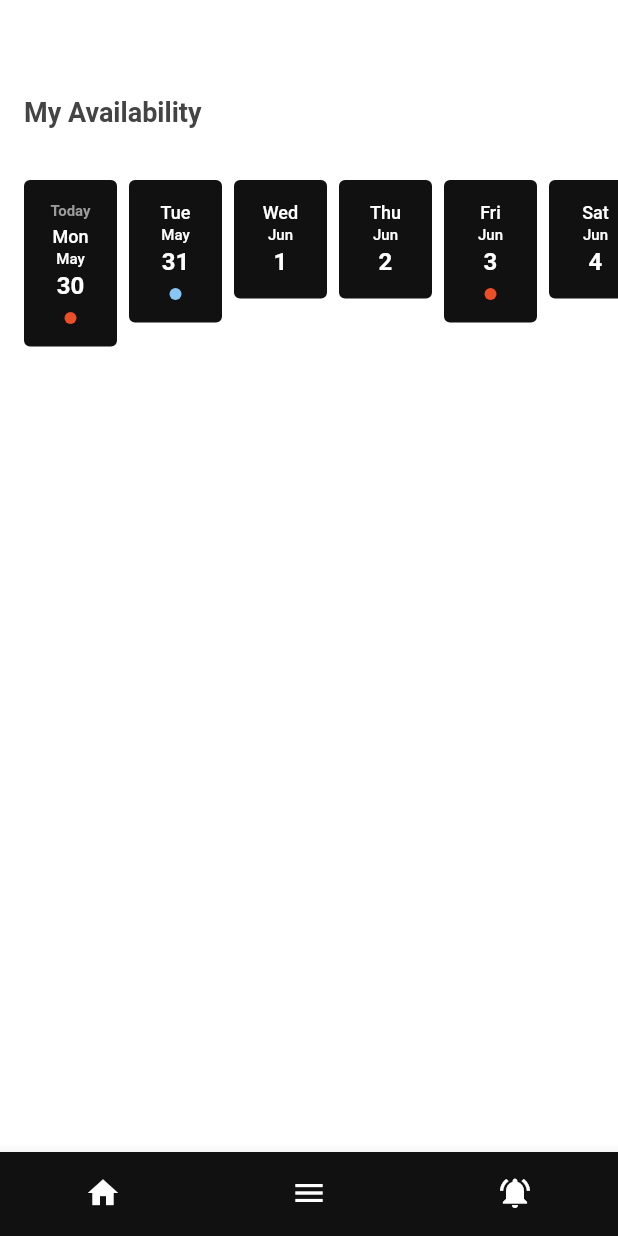
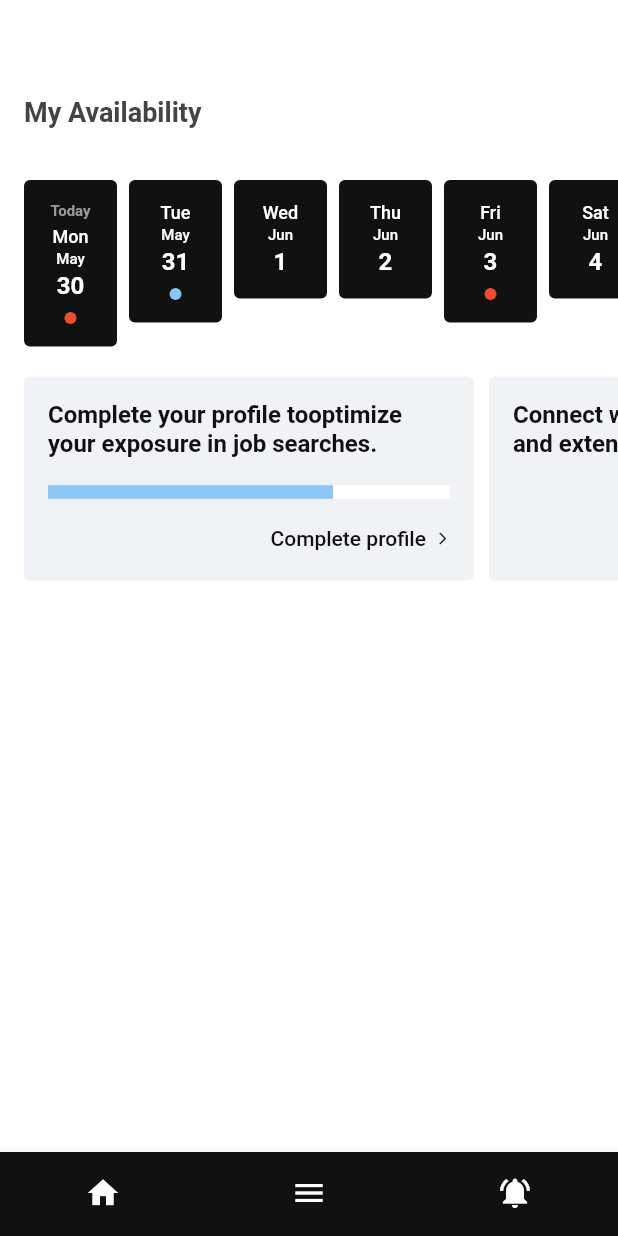
Before and after one commit to sdf0106/qyre_test_app, a Flutter app: the screen it shows after launch, on a phone screen of 412 x 824 dp. Run offline on Flutter 3.47's test engine with Material 2 defaults, Android fonts, the light colour scheme and no system bars; our stand-ins replace bloc, dartz, flutter_bloc, freezed_annotation, get_it, injectable; Roboto replaces fonts that are missing (Matter).

Commit message:
feat: add suggestions -8

```diff
--- /dev/null
+++ b/lib/core/widgets.dart/circular_progress_indicator.dart
@@ -0,0 +1,13 @@
+import 'package:flutter/material.dart';
+
+import '../../config/theme/palette.dart';
+
+class QyreCircularProgressIndicator extends Center {
+  const QyreCircularProgressIndicator({Key? key})
+      : super(
+          key: key,
+          child: const CircularProgressIndicator(
+            color: Palette.black50,
+          ),
+        );
+}
--- a/lib/features/home/presentation/pages/home_page.dart
+++ b/lib/features/home/presentation/pages/home_page.dart
@@ -2,9 +2,9 @@ import 'package:flutter/material.dart';
 import 'package:flutter_bloc/flutter_bloc.dart';
 import 'package:qyre_test_app/features/availability/domain/blocs/availability/availability_bloc.dart';
 import 'package:qyre_test_app/features/availability/presentation/widgets/list_of_availability.dart';
+import 'package:qyre_test_app/features/suggestions/presentation/widgets/suggestion_elements/suggestions_list.dart';
 import 'package:qyre_test_app/injection.dart';
 
-import '../../../availability/domain/repository/available_days_repository.dart';
 import '../cubit/extending_app_bar_cubit.dart';
 import '../widgets/app_bar/app_bar.dart';
 import '../widgets/bottom_navigation_bar.dart';
@@ -20,17 +20,18 @@ class HomePage extends StatelessWidget {
           create: (_) => ExtendingAppBarCubit(),
         ),
         BlocProvider(
-          create: (_) => AvailabilityBloc(
-            getIt<AvailableDaysRepository>(),
-          )..add(const AvailabilityEvent.fetchInfo()),
+          create: (_) => getIt<AvailabilityBloc>()
+            ..add(const AvailabilityEvent.fetchInfo()),
         ),
       ],
       child: Scaffold(
         backgroundColor: Theme.of(context).colorScheme.background,
-        body: Stack(children: const [
+        body: Stack(
+          children: const [
             HomeScrollableView(),
             QyreAppBar(),
-        ]),
+          ],
+        ),
         bottomNavigationBar: const QyreBottomNavigationBar(),
       ),
     );
@@ -77,16 +78,19 @@ class _HomeScrollableViewState extends State<HomeScrollableView> {
 
   @override
   Widget build(BuildContext context) {
-    return Expanded(
-      child: SingleChildScrollView(
+    return SingleChildScrollView(
       controller: _controller,
       physics: const BouncingScrollPhysics(),
       child: Column(
-          children: const [
-            SizedBox(height: 120.0),
-            ListOfAvailability(),
+        // ignore: prefer_const_literals_to_create_immutables
+        children: [
+          const SizedBox(height: 120.0),
+          const ListOfAvailability(),
+          const SizedBox(
+            height: 20.0,
+          ),
+          const SuggestionsList(),
         ],
-        ),
       ),
     );
   }
--- /dev/null
+++ b/lib/features/suggestions/domain/blocs/capability_verification/capability_verification_bloc.dart
@@ -0,0 +1,29 @@
+import 'package:bloc/bloc.dart';
+import 'package:freezed_annotation/freezed_annotation.dart';
+import 'package:injectable/injectable.dart';
+import 'package:qyre_test_app/features/suggestions/domain/repository/suggestion_repository.dart';
+
+part 'capability_verification_event.dart';
+part 'capability_verification_state.dart';
+part 'capability_verification_bloc.freezed.dart';
+
+@injectable
+class CapabilityVerificationBloc
+    extends Bloc<CapabilityVerificationEvent, CapabilityVerificationState> {
+  final SuggestionRepository repository;
+  CapabilityVerificationBloc(this.repository) : super(const _Initial()) {
+    on<CapabilityVerificationEvent>(_getVerification);
+  }
+
+  void _getVerification(
+    CapabilityVerificationEvent event,
+    Emitter<CapabilityVerificationState> emit,
+  ) async {
+    emit(const _Loading());
+    final result = await repository.getCapabilityVerification();
+    result.fold(
+      (l) => emit(_Failure(l.errorMessage)),
+      (r) => emit(_CanVerify(r)),
+    );
+  }
+}
--- /dev/null
+++ b/lib/features/suggestions/domain/blocs/capability_verification/capability_verification_event.dart
@@ -0,0 +1,6 @@
+part of 'capability_verification_bloc.dart';
+
+@freezed
+class CapabilityVerificationEvent with _$CapabilityVerificationEvent {
+  const factory CapabilityVerificationEvent.getVerification() = _GetVerification;
+}
--- /dev/null
+++ b/lib/features/suggestions/domain/blocs/capability_verification/capability_verification_state.dart
@@ -0,0 +1,9 @@
+part of 'capability_verification_bloc.dart';
+
+@freezed
+class CapabilityVerificationState with _$CapabilityVerificationState {
+  const factory CapabilityVerificationState.initial() = _Initial;
+  const factory CapabilityVerificationState.loading() = _Loading;
+  const factory CapabilityVerificationState.canVerify(bool status) = _CanVerify;
+  const factory CapabilityVerificationState.failure(String message) = _Failure;
+}
--- /dev/null
+++ b/lib/features/suggestions/domain/blocs/network_extension/network_extension_bloc.dart
@@ -0,0 +1,28 @@
+import 'package:bloc/bloc.dart';
+import 'package:freezed_annotation/freezed_annotation.dart';
+import 'package:injectable/injectable.dart';
+
+import '../../repository/suggestion_repository.dart';
+
+part 'network_extension_event.dart';
+part 'network_extension_state.dart';
+part 'network_extension_bloc.freezed.dart';
+
+@injectable
+class NetworkExtensionBloc
+    extends Bloc<NetworkExtensionEvent, NetworkExtensionState> {
+  final SuggestionRepository repository;
+  NetworkExtensionBloc(this.repository) : super(const _Initial()) {
+    on<NetworkExtensionEvent>(_getNetworkExtension);
+  }
+
+  void _getNetworkExtension(
+      NetworkExtensionEvent event, Emitter<NetworkExtensionState> emit) async {
+    emit(const _Loading());
+    final result = await repository.getNetworkExtension();
+    result.fold(
+      (l) => emit(_Failure(l.errorMessage)),
+      (r) => emit(_CanExtendsNetwork(r)),
+    );
+  }
+}
--- /dev/null
+++ b/lib/features/suggestions/domain/blocs/network_extension/network_extension_event.dart
@@ -0,0 +1,6 @@
+part of 'network_extension_bloc.dart';
+
+@freezed
+class NetworkExtensionEvent with _$NetworkExtensionEvent {
+  const factory NetworkExtensionEvent.getNetworkExtension() = _GetNetworkExtension;
+}
--- /dev/null
+++ b/lib/features/suggestions/domain/blocs/network_extension/network_extension_state.dart
@@ -0,0 +1,10 @@
+part of 'network_extension_bloc.dart';
+
+@freezed
+class NetworkExtensionState with _$NetworkExtensionState {
+  const factory NetworkExtensionState.initial() = _Initial;
+  const factory NetworkExtensionState.loading() = _Loading;
+  const factory NetworkExtensionState.canExtendNetwork(bool status) =
+      _CanExtendsNetwork;
+  const factory NetworkExtensionState.failure(String message) = _Failure;
+}
--- /dev/null
+++ b/lib/features/suggestions/domain/blocs/profile_completeness/profile_completeness_bloc.dart
@@ -0,0 +1,29 @@
+import 'package:bloc/bloc.dart';
+import 'package:freezed_annotation/freezed_annotation.dart';
+import 'package:injectable/injectable.dart';
+import 'package:qyre_test_app/features/suggestions/domain/repository/suggestion_repository.dart';
+
+part 'profile_completeness_event.dart';
+part 'profile_completeness_state.dart';
+part 'profile_completeness_bloc.freezed.dart';
+
+@injectable
+class ProfileCompletenessBloc
+    extends Bloc<ProfileCompletenessEvent, ProfileCompletenessState> {
+  final SuggestionRepository repository;
+  ProfileCompletenessBloc(this.repository) : super(const _Initial()) {
+    on<ProfileCompletenessEvent>(_getProfileComleteness);
+  }
+
+  Future<void> _getProfileComleteness(ProfileCompletenessEvent event,
+      Emitter<ProfileCompletenessState> emit) async {
+    emit(const _Loading());
+    final result = await repository.getProfileCompletenes();
+    result.fold(
+      (l) => emit(_Failure(l.errorMessage)),
+      (r) => emit(
+        _ProfileCompletenessGotten(r),
+      ),
+    );
+  }
+}
--- /dev/null
+++ b/lib/features/suggestions/domain/blocs/profile_completeness/profile_completeness_event.dart
@@ -0,0 +1,6 @@
+part of 'profile_completeness_bloc.dart';
+
+@freezed
+class ProfileCompletenessEvent with _$ProfileCompletenessEvent {
+  const factory ProfileCompletenessEvent.getProfileComleteness() = _GetProfileComleteness;
+}
--- /dev/null
+++ b/lib/features/suggestions/domain/blocs/profile_completeness/profile_completeness_state.dart
@@ -0,0 +1,11 @@
+part of 'profile_completeness_bloc.dart';
+
+@freezed
+class ProfileCompletenessState with _$ProfileCompletenessState {
+  const factory ProfileCompletenessState.initial() = _Initial;
+  const factory ProfileCompletenessState.loading() = _Loading;
+  const factory ProfileCompletenessState.profileCompletenessGotten(
+    double percentOfCompleteness,
+  ) = _ProfileCompletenessGotten;
+  const factory ProfileCompletenessState.failure(String message) = _Failure;
+}
--- /dev/null
+++ b/lib/features/suggestions/domain/repository/suggestion_repository.dart
@@ -0,0 +1,11 @@
+import 'package:dartz/dartz.dart';
+
+import '../../../../core/errors/failures.dart';
+
+abstract class SuggestionRepository {
+  Future<Either<Failure, double>> getProfileCompletenes();
+
+  Future<Either<Failure, bool>> getNetworkExtension();
+
+  Future<Either<Failure, bool>> getCapabilityVerification();
+}
--- /dev/null
+++ b/lib/features/suggestions/presentation/widgets/suggestion_elements/suggestion_card.dart
@@ -0,0 +1,92 @@
+import 'package:flutter/material.dart';
+
+import '../../../../../config/theme/palette.dart';
+
+class SuggestionCard extends StatelessWidget {
+  final String text;
+  final String buttonText;
+  final bool hasPercentageIndicator;
+  final double percentage;
+  final VoidCallback onPressed;
+  const SuggestionCard({
+    Key? key,
+    required this.text,
+    required this.buttonText,
+    required this.hasPercentageIndicator,
+    this.percentage = 0.0,
+    required this.onPressed,
+  }) : super(key: key);
+
+  @override
+  Widget build(BuildContext context) {
+    return InkWell(
+      onTap: onPressed,
+      borderRadius: BorderRadius.circular(4.0),
+      child: Ink(
+        height: 136.0,
+        width: 300.0,
+        padding: const EdgeInsets.fromLTRB(16.0, 16.0, 16.0, 20.0),
+        decoration: BoxDecoration(
+          color: Palette.gray25,
+          borderRadius: BorderRadius.circular(4.0),
+        ),
+        child: Column(
+          mainAxisAlignment: MainAxisAlignment.spaceBetween,
+          crossAxisAlignment: CrossAxisAlignment.start,
+          children: [
+            _wrappedText(context),
+            if (hasPercentageIndicator) _percentageContainer(context),
+            _buttonRaw(context),
+          ],
+        ),
+      ),
+    );
+  }
+
+  Row _buttonRaw(BuildContext context) {
+    return Row(
+      mainAxisAlignment: MainAxisAlignment.end,
+      children: [
+        Text(
+          buttonText,
+          style: Theme.of(context).textTheme.bodyText1,
+        ),
+        const SizedBox(width: 6.0),
+        Icon(
+          Icons.arrow_forward_ios_rounded,
+          size: 10.0,
+          color: Theme.of(context).colorScheme.onSecondary,
+        ),
+      ],
+    );
+  }
+
+  Row _percentageContainer(BuildContext context) {
+    return Row(
+      children: [
+        Container(
+          height: 9.0,
+          width: 268.0 * percentage,
+          color: Palette.blueFaded,
+        ),
+        Container(
+          height: 9.0,
+          width: 268 - 268.0 * percentage,
+          color: Theme.of(context).colorScheme.onSurface,
+        ),
+      ],
+    );
+  }
+
+  Wrap _wrappedText(BuildContext context) {
+    return Wrap(
+      crossAxisAlignment: WrapCrossAlignment.start,
+      children: [
+        Text(
+          text,
+          style: Theme.of(context).textTheme.headline2,
+        ),
+      ],
+    );
+  }
+}
--- /dev/null
+++ b/lib/features/suggestions/presentation/widgets/suggestion_elements/suggestions_list.dart
@@ -0,0 +1,173 @@
+import 'package:flutter/material.dart';
+import 'package:flutter_bloc/flutter_bloc.dart';
+import 'package:qyre_test_app/core/widgets.dart/error_text.dart';
+import 'package:qyre_test_app/features/suggestions/domain/blocs/profile_completeness/profile_completeness_bloc.dart';
+import 'package:qyre_test_app/features/suggestions/presentation/widgets/suggestion_elements/suggestion_card.dart';
+import 'package:qyre_test_app/injection.dart';
+
+import '../../../../../core/widgets.dart/circular_progress_indicator.dart';
+import '../../../domain/blocs/capability_verification/capability_verification_bloc.dart';
+import '../../../domain/blocs/network_extension/network_extension_bloc.dart';
+
+class SuggestionsList extends StatelessWidget {
+  const SuggestionsList({Key? key}) : super(key: key);
+
+  @override
+  Widget build(BuildContext context) {
+    return MultiBlocProvider(
+      providers: [
+        BlocProvider(
+          create: (_) => getIt<ProfileCompletenessBloc>()
+            ..add(
+              const ProfileCompletenessEvent.getProfileComleteness(),
+            ),
+        ),
+        BlocProvider(
+          create: (_) => getIt<NetworkExtensionBloc>()
+            ..add(
+              const NetworkExtensionEvent.getNetworkExtension(),
+            ),
+        ),
+        BlocProvider(
+          create: (_) => getIt<CapabilityVerificationBloc>()
+            ..add(
+              const CapabilityVerificationEvent.getVerification(),
+            ),
+        ),
+      ],
+      child: SingleChildScrollView(
+        scrollDirection: Axis.horizontal,
+        physics: const BouncingScrollPhysics(),
+        child: Wrap(
+          children: const [
+            SizedBox(width: 16.0),
+            _ProfileCompletionSuggestion(),
+            SizedBox(width: 10.0),
+            _GetNetwork(),
+            SizedBox(width: 16.0),
+            _GetCapabilityVerification(),
+            SizedBox(width: 16.0),
+          ],
+        ),
+      ),
+    );
+  }
+}
+
+class _ProfileCompletionSuggestion extends StatelessWidget {
+  const _ProfileCompletionSuggestion({
+    Key? key,
+  }) : super(key: key);
+
+  @override
+  Widget build(BuildContext context) {
+    late Widget widget;
+    return BlocBuilder<ProfileCompletenessBloc, ProfileCompletenessState>(
+      builder: (context, state) {
+        state.maybeWhen(
+          loading: () {
+            widget = const QyreCircularProgressIndicator();
+          },
+          profileCompletenessGotten: (double percentage) {
+            widget = SuggestionCard(
+              text:
+                  'Complete your profile tooptimize your exposure in job searches.',
+              buttonText: 'Complete profile',
+              hasPercentageIndicator: true,
+              percentage: percentage,
+              onPressed: () {},
+            );
+          },
+          failure: (String errorText) {
+            widget = ErrorText(text: errorText);
+          },
+          orElse: () {
+            widget = Text(
+              'No Suggestions on Profile Completion',
+              style: Theme.of(context).textTheme.bodyText1,
+            );
+          },
+        );
+
+        return widget;
+      },
+    );
+  }
+}
+
+class _GetNetwork extends StatelessWidget {
+  const _GetNetwork({
+    Key? key,
+  }) : super(key: key);
+
+  @override
+  Widget build(BuildContext context) {
+    late Widget widget;
+    return BlocBuilder<NetworkExtensionBloc, NetworkExtensionState>(
+      builder: (context, state) {
+        state.maybeWhen(
+          loading: () {
+            widget = const QyreCircularProgressIndicator();
+          },
+          canExtendNetwork: (bool status) {
+            widget = SuggestionCard(
+              text:
+                  'Connect with people you might know and extend your network.',
+              buttonText: 'Connect',
+              hasPercentageIndicator: !status,
+              onPressed: () {},
+            );
+          },
+          failure: (String errorText) {
+            widget = ErrorText(text: errorText);
+          },
+          orElse: () {
+            widget = Text(
+              'No People to suggest',
+              style: Theme.of(context).textTheme.bodyText1,
+            );
+          },
+        );
+
+        return widget;
+      },
+    );
+  }
+}
+
+class _GetCapabilityVerification extends StatelessWidget {
+  const _GetCapabilityVerification({
+    Key? key,
+  }) : super(key: key);
+
+  @override
+  Widget build(BuildContext context) {
+    late Widget widget;
+    return BlocBuilder<CapabilityVerificationBloc, CapabilityVerificationState>(
+      builder: (context, state) {
+        state.maybeWhen(
+          loading: () {},
+          canVerify: (status) {
+            widget = SuggestionCard(
+              text: 'Get verified as an industry professional.',
+              buttonText: 'Get verified',
+              hasPercentageIndicator: !status,
+              onPressed: () {},
+            );
+          },
+          failure: (String errorText) {
+            widget = ErrorText(text: errorText);
+          },
+          orElse: () {
+            widget = Text(
+              'No People to suggest',
+              style: Theme.of(context).textTheme.bodyText1,
+            );
+          },
+        );
+
+        return widget;
+      },
+    );
+  }
+}
```
Also changed, not shown: lib/core/widgets.dart/error_text.dart (added, +18 -0 lines), lib/features/availability/presentation/widgets/day_container_reduced/day_container_reduced.dart (+8 -8 lines), lib/features/availability/presentation/widgets/list_of_availability.dart (+5 -13 lines), lib/features/home/presentation/widgets/app_bar/app_bar_content.dart (+8 -16 lines), lib/features/suggestions/data/repository/suggestion_repository_impl.dart (added, +22 -0 lines), lib/features/suggestions/domain/blocs/capability_verification/capability_verification_bloc.freezed.dart (added), lib/features/suggestions/domain/blocs/network_extension/network_extension_bloc.freezed.dart (added), lib/features/suggestions/domain/blocs/profile_completeness/profile_completeness_bloc.freezed.dart (added), lib/injection.config.dart. Lines whose indentation alone changed are shown as unchanged.
